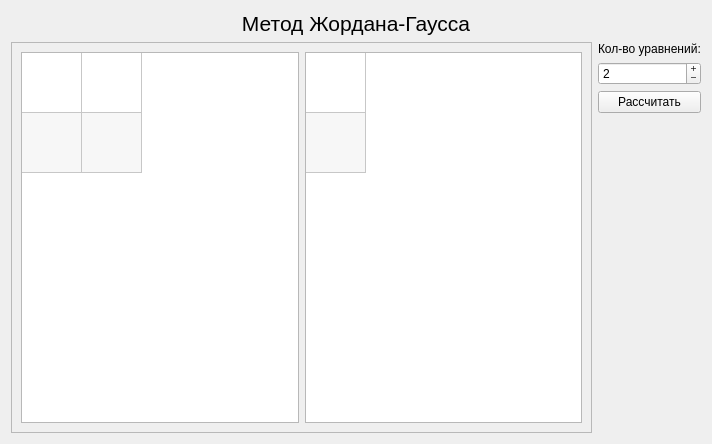
Qt form gauss.ui (sm4ll-3gg/UNumericalMethods) before a commit.
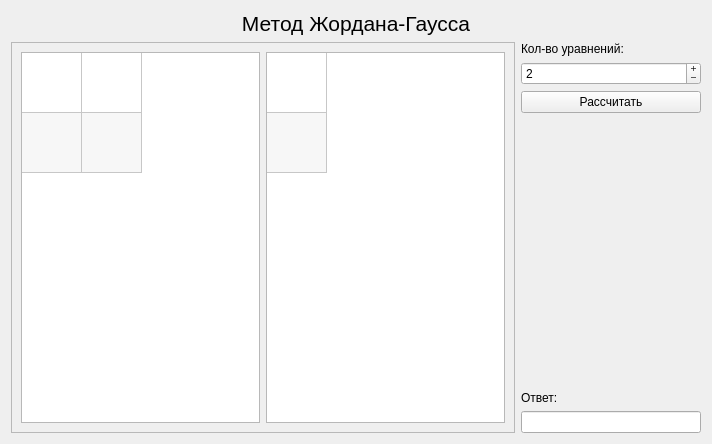
The same form after that commit.

Commit message: Починил изменение размеров матриц

Patch:
```diff
--- a/gauss.ui
+++ b/gauss.ui
@@ -50,7 +50,7 @@
          <rect>
           <x>0</x>
           <y>0</y>
-          <width>556</width>
+          <width>538</width>
           <height>388</height>
          </rect>
         </property>
@@ -216,6 +216,26 @@
          </property>
         </spacer>
        </item>
+       <item>
+        <widget class="QLabel" name="label">
+         <property name="text">
+          <string>Ответ:</string>
+         </property>
+        </widget>
+       </item>
+       <item>
+        <widget class="QLineEdit" name="lineEdit">
+         <property name="maximumSize">
+          <size>
+           <width>300</width>
+           <height>16777215</height>
+          </size>
+         </property>
+         <property name="readOnly">
+          <bool>true</bool>
+         </property>
+        </widget>
+       </item>
       </layout>
      </item>
     </layout>
```
The commit also changes 2 other files.
